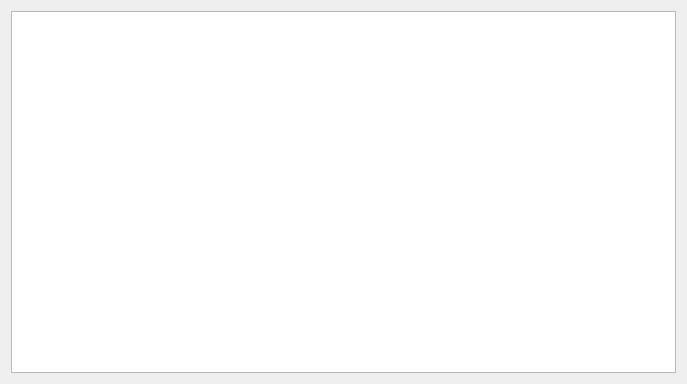
borgbase/vorta, file src/vorta/assets/UI/jobs_page.ui: the form before one commit.
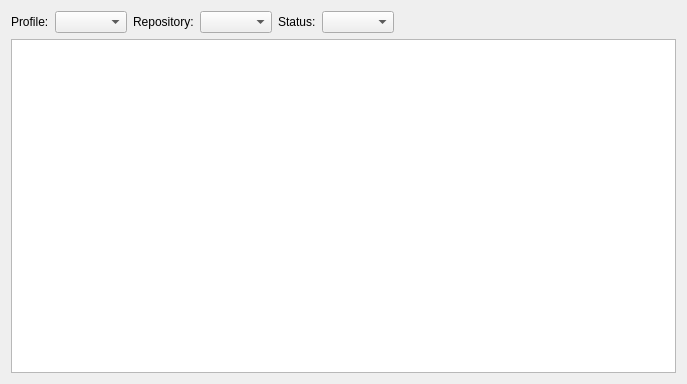
The form after the commit.

Commit message: Filter the Jobs page by profile, repository and status (#2565)

```diff
--- a/src/vorta/assets/UI/jobs_page.ui
+++ b/src/vorta/assets/UI/jobs_page.ui
@@ -11,6 +11,65 @@
    </rect>
   </property>
   <layout class="QVBoxLayout" name="verticalLayout">
+   <item>
+    <layout class="QHBoxLayout" name="filterLayout">
+     <item>
+      <widget class="QLabel" name="profileFilterLabel">
+       <property name="text">
+        <string>Profile:</string>
+       </property>
+      </widget>
+     </item>
+     <item>
+      <widget class="QComboBox" name="profileFilter">
+       <property name="sizeAdjustPolicy">
+        <enum>QComboBox::AdjustToContents</enum>
+       </property>
+      </widget>
+     </item>
+     <item>
+      <widget class="QLabel" name="repoFilterLabel">
+       <property name="text">
+        <string>Repository:</string>
+       </property>
+      </widget>
+     </item>
+     <item>
+      <widget class="QComboBox" name="repoFilter">
+       <property name="sizeAdjustPolicy">
+        <enum>QComboBox::AdjustToContents</enum>
+       </property>
+      </widget>
+     </item>
+     <item>
+      <widget class="QLabel" name="statusFilterLabel">
+       <property name="text">
+        <string>Status:</string>
+       </property>
+      </widget>
+     </item>
+     <item>
+      <widget class="QComboBox" name="statusFilter">
+       <property name="sizeAdjustPolicy">
+        <enum>QComboBox::AdjustToContents</enum>
+       </property>
+      </widget>
+     </item>
+     <item>
+      <spacer name="filterSpacer">
+       <property name="orientation">
+        <enum>Qt::Horizontal</enum>
+       </property>
+       <property name="sizeHint" stdset="0">
+        <size>
+         <width>40</width>
+         <height>20</height>
+        </size>
+       </property>
+      </spacer>
+     </item>
+    </layout>
+   </item>
    <item>
     <widget class="QTableView" name="jobsTable">
      <property name="font">
```
The commit also changes 4 other files.
